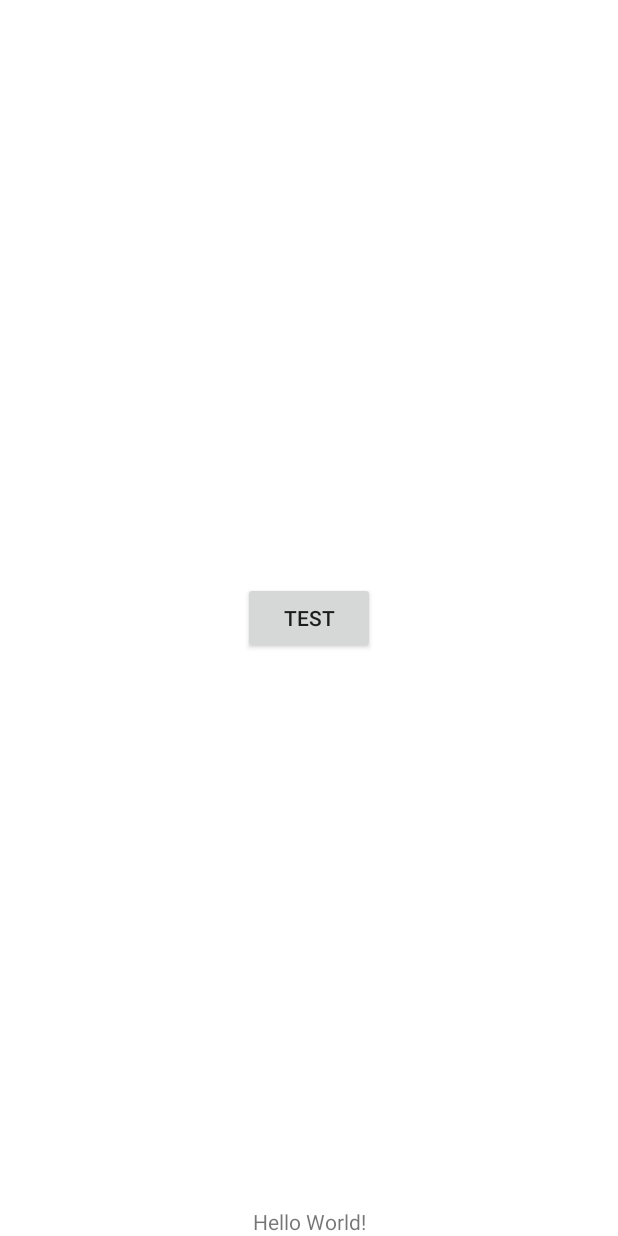
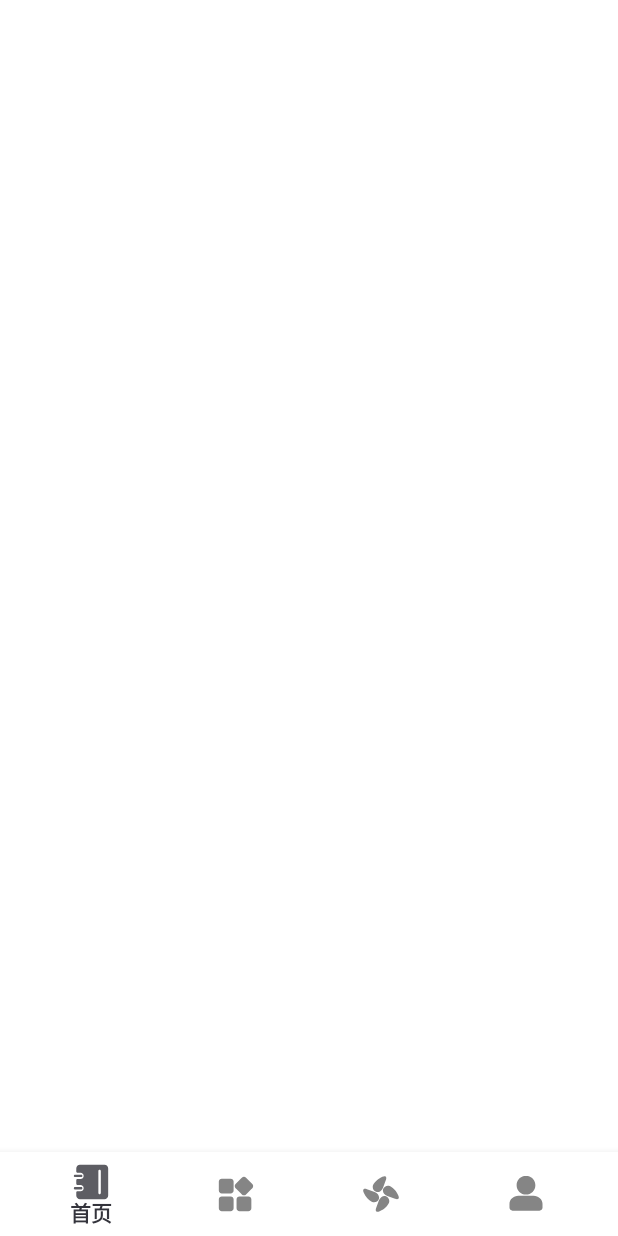
Before and after one commit to Novate-Safe/SafeAndroid, an Android app: the screen it shows after launch (MainActivity), on a phone screen of 412 x 824 dp. Run offline under Robolectric (Android 15) with nearby library versions, the phone set to English and light mode, and no system bars.

Commit message:
添加底部菜单

```diff
--- a/app/build.gradle.kts
+++ b/app/build.gradle.kts
@@ -122,6 +122,9 @@ dependencies {
     // Okio
     implementation("com.squareup.okio:okio:$okioVersion")
 
+    // material
+    implementation("com.google.android.material:material:$materialVersion")
+
     // Test
     testImplementation("junit:junit:$junitVersion")
 
--- /dev/null
+++ b/app/src/main/res/drawable-anydpi/ic_main_menu_category.xml
@@ -0,0 +1,16 @@
+<vector xmlns:android="http://schemas.android.com/apk/res/android"
+    android:width="24dp"
+    android:height="24dp"
+    android:viewportWidth="24"
+    android:viewportHeight="24"
+    android:tint="#34343C"
+    android:alpha="0.8">
+  <group android:scaleX="0.025568182"
+      android:scaleY="0.025568182"
+      android:translateX="-1.0909091"
+      android:translateY="-1.0909091">
+    <path
+        android:pathData="M372.6,111.8H141.2c-42.5,0.1 -76.9,34.5 -77,77v231.5c0.1,42.5 34.5,76.9 77,77h231.5c42.5,-0.1 76.9,-34.5 77,-77V188.7c-0.2,-42.5 -34.6,-76.9 -77.1,-76.9M937.4,250L773.7,86.4c-30.1,-30 -78.7,-30 -108.8,0L642.3,109l-141,141a76.74,76.74 0,0 0,-22.5 54.3c-0.1,20.5 8,40.1 22.5,54.6l22.7,22.7L642.3,500l22.7,22.7c30.1,30 78.8,30 108.8,0l141,-141 22.7,-22.6c29.9,-30.3 29.9,-79 -0.1,-109.1M372.6,574.2H141.2c-42.5,0.1 -76.9,34.5 -77,77v231.5c0.1,42.5 34.5,76.9 77,77h231.5c42.5,-0.1 76.9,-34.5 77,-77V651.1c-0.2,-42.4 -34.6,-76.8 -77.1,-76.9m462.5,0H603.6c-42.5,0.1 -76.9,34.5 -77,77v231.5c0.1,42.5 34.5,76.9 77,77h231.5c42.5,-0.1 76.9,-34.5 77,-77V651.1c-0.1,-42.4 -34.6,-76.8 -77,-76.9"
+        android:fillColor="#34343C"/>
+  </group>
+</vector>
--- /dev/null
+++ b/app/src/main/res/drawable-anydpi/ic_main_menu_dynamic.xml
@@ -0,0 +1,16 @@
+<vector xmlns:android="http://schemas.android.com/apk/res/android"
+    android:width="24dp"
+    android:height="24dp"
+    android:viewportWidth="24"
+    android:viewportHeight="24"
+    android:tint="#34343C"
+    android:alpha="0.8">
+  <group android:scaleX="0.028125"
+      android:scaleY="0.028125"
+      android:translateX="-2.4"
+      android:translateY="-2.4">
+    <path
+        android:pathData="M394.7,461.2c62.2,22.9 136.7,-22.2 165.4,-100.3l67,-181.9c28.8,-78.1 -8.7,-111.7 -83.2,-74.7L500.4,126c-74.5,37 -154.3,118.2 -177.2,180.5C300.3,368.6 332.4,438.3 394.7,461.2zM461.2,629.3c22.9,-62.2 -22.2,-136.7 -100.3,-165.4l-181.9,-67c-78.1,-28.8 -111.7,8.7 -74.7,83.2l21.6,43.5c37,74.5 118.2,154.3 180.5,177.2C368.6,723.7 438.3,691.6 461.2,629.3zM919.6,543.9 L898,500.4c-37,-74.5 -118.2,-154.3 -180.4,-177.2 -62.2,-22.9 -131.9,9.2 -154.8,71.5 -22.9,62.2 22.2,136.7 100.3,165.4l181.9,67C923.1,655.9 956.7,618.4 919.6,543.9zM629.3,562.8c-62.2,-22.9 -136.7,22.2 -165.4,100.3l-67,181.9c-28.8,78.1 8.7,111.7 83.2,74.7l43.5,-21.6c74.5,-37 154.3,-118.2 177.2,-180.5C723.7,655.4 691.6,585.7 629.3,562.8z"
+        android:fillColor="#34343C"/>
+  </group>
+</vector>
--- /dev/null
+++ b/app/src/main/res/drawable-anydpi/ic_main_menu_home.xml
@@ -0,0 +1,16 @@
+<vector xmlns:android="http://schemas.android.com/apk/res/android"
+    android:width="24dp"
+    android:height="24dp"
+    android:viewportWidth="24"
+    android:viewportHeight="24"
+    android:tint="#34343C"
+    android:alpha="0.8">
+  <group android:scaleX="0.025568182"
+      android:scaleY="0.025568182"
+      android:translateX="-1.0909091"
+      android:translateY="-1.0909091">
+    <path
+        android:pathData="M96.02,640.67h159.99c17.67,0 32,14.33 32,32s-14.33,32 -32,32L96.02,704.67c-17.67,0 -32,-14.33 -32,-32s14.33,-32 32,-32zM96.02,320.69h159.99c17.67,0 32,14.33 32,32s-14.33,32 -32,32L96.02,384.68c-17.67,0 -32,-14.33 -32,-32s14.33,-32 32,-32zM767.99,224.69c0,-17.67 -14.33,-32 -32,-32s-32,14.33 -32,32v575.97c0,17.67 14.33,32 32,32s32,-14.33 32,-32L767.99,224.69zM160.02,752.67h80c44.18,0 80,-35.82 80,-80 0,-44.18 -35.82,-80 -80,-80h-80c-17.67,0 -32,-14.33 -32,-32v-96c0,-17.67 14.33,-32 32,-32h80c44.18,0 80,-35.82 80,-80s-35.82,-80 -80,-80h-80c-17.67,0 -32,-14.33 -32,-32L128.02,160.69c0,-53.02 42.98,-96 96,-96h639.97c53.02,0 96,42.98 96,96v703.97c0,53.02 -42.98,96 -96,96L224.01,960.65c-53.02,0 -96,-42.98 -96,-96v-80c0,-17.67 14.33,-32 32,-32z"
+        android:fillColor="#34343C"/>
+  </group>
+</vector>
--- /dev/null
+++ b/app/src/main/res/drawable-anydpi/ic_main_menu_mine.xml
@@ -0,0 +1,16 @@
+<vector xmlns:android="http://schemas.android.com/apk/res/android"
+    android:width="24dp"
+    android:height="24dp"
+    android:viewportWidth="24"
+    android:viewportHeight="24"
+    android:tint="#34343C"
+    android:alpha="0.8">
+  <group android:scaleX="0.024456521"
+      android:scaleY="0.024456521"
+      android:translateX="-0.5217391"
+      android:translateY="-1.0434783">
+    <path
+        android:pathData="M511.67,548.59c140.98,0 255.68,-114.7 255.68,-255.68 0,-140.98 -114.7,-255.68 -255.68,-255.68S255.99,151.92 255.99,292.91c0,140.99 114.7,255.68 255.68,255.68zM716.54,579.27h-409.09C172.11,579.27 62,679.33 62,802.31v108.72c0,42.63 36.7,77.32 81.82,77.32h736.36c45.11,0 81.82,-34.7 81.82,-77.32V802.31C962,679.33 851.89,579.27 716.54,579.27z"
+        android:fillColor="#34343C"/>
+  </group>
+</vector>
--- a/app/src/main/res/layout/main_activity.xml
+++ b/app/src/main/res/layout/main_activity.xml
@@ -7,23 +7,11 @@
     android:fitsSystemWindows="true"
     tools:context=".MainActivity">
 
-    <Button
-        android:id="@+id/test"
-        android:layout_width="wrap_content"
+    <com.google.android.material.bottomnavigation.BottomNavigationView
+        android:layout_width="match_parent"
         android:layout_height="wrap_content"
-        android:text="test"
+        android:background="@android:color/white"
         app:layout_constraintBottom_toBottomOf="parent"
-        app:layout_constraintEnd_toEndOf="parent"
-        app:layout_constraintStart_toStartOf="parent"
-        app:layout_constraintTop_toTopOf="parent" />
-
-    <TextView
-        android:id="@+id/text"
-        android:layout_width="wrap_content"
-        android:layout_height="wrap_content"
-        android:text="Hello World!"
-        app:layout_constraintBottom_toBottomOf="parent"
-        app:layout_constraintLeft_toLeftOf="parent"
-        app:layout_constraintRight_toRightOf="parent" />
+        app:menu="@menu/main_menu" />
 
 </androidx.constraintlayout.widget.ConstraintLayout>
--- /dev/null
+++ b/app/src/main/res/menu/main_menu.xml
@@ -0,0 +1,22 @@
+<?xml version="1.0" encoding="utf-8"?>
+<menu xmlns:android="http://schemas.android.com/apk/res/android">
+    <item
+        android:id="@+id/home"
+        android:icon="@drawable/ic_main_menu_home"
+        android:title="@string/main_menu_home" />
+
+    <item
+        android:id="@+id/category"
+        android:icon="@drawable/ic_main_menu_category"
+        android:title="@string/main_menu_category" />
+
+    <item
+        android:id="@+id/dynamic"
+        android:icon="@drawable/ic_main_menu_dynamic"
+        android:title="@string/main_menu_dynamic" />
+
+    <item
+        android:id="@+id/mine"
+        android:icon="@drawable/ic_main_menu_mine"
+        android:title="@string/main_menu_mine" />
+</menu>
--- a/app/src/main/res/values/colors.xml
+++ b/app/src/main/res/values/colors.xml
@@ -1,6 +1,6 @@
 <?xml version="1.0" encoding="utf-8"?>
 <resources>
-    <color name="colorPrimary">#6200EE</color>
-    <color name="colorPrimaryDark">#3700B3</color>
-    <color name="colorAccent">#03DAC5</color>
+    <color name="colorPrimary">#34343C</color>
+    <color name="colorPrimaryDark">#34343C</color>
+    <color name="colorAccent">#34343C</color>
 </resources>
--- a/app/src/main/res/values/strings.xml
+++ b/app/src/main/res/values/strings.xml
@@ -1,3 +1,8 @@
 <resources>
     <string name="app_name">密保锁</string>
+
+    <string name="main_menu_home">首页</string>
+    <string name="main_menu_category">分类</string>
+    <string name="main_menu_dynamic">动态</string>
+    <string name="main_menu_mine">我的</string>
 </resources>
--- a/buildSrc/src/main/java/DependencieVersions.kt
+++ b/buildSrc/src/main/java/DependencieVersions.kt
@@ -38,6 +38,9 @@ const val timberVersion = "4.7.1"
 // Okio
 const val okioVersion = "2.8.0"
 
+// Ui - material
+const val materialVersion = "1.2.0"
+
 // test
 const val junitVersion = "4.13"
 
```
